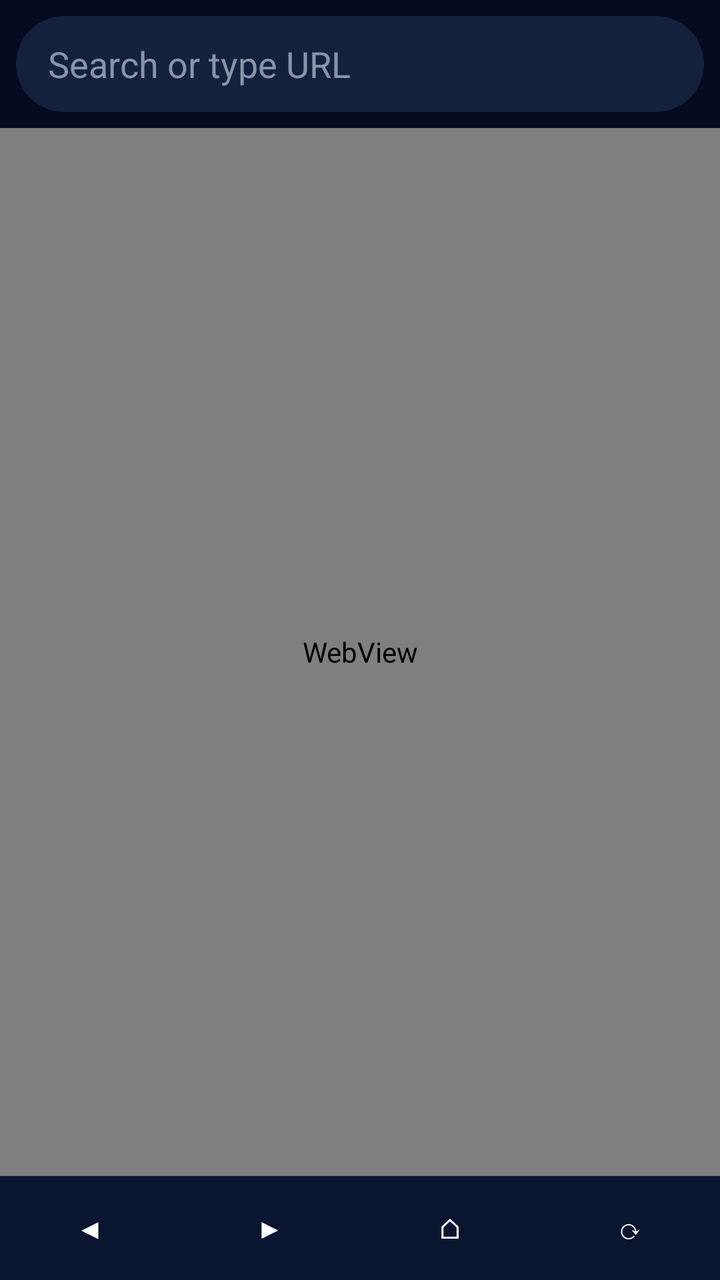
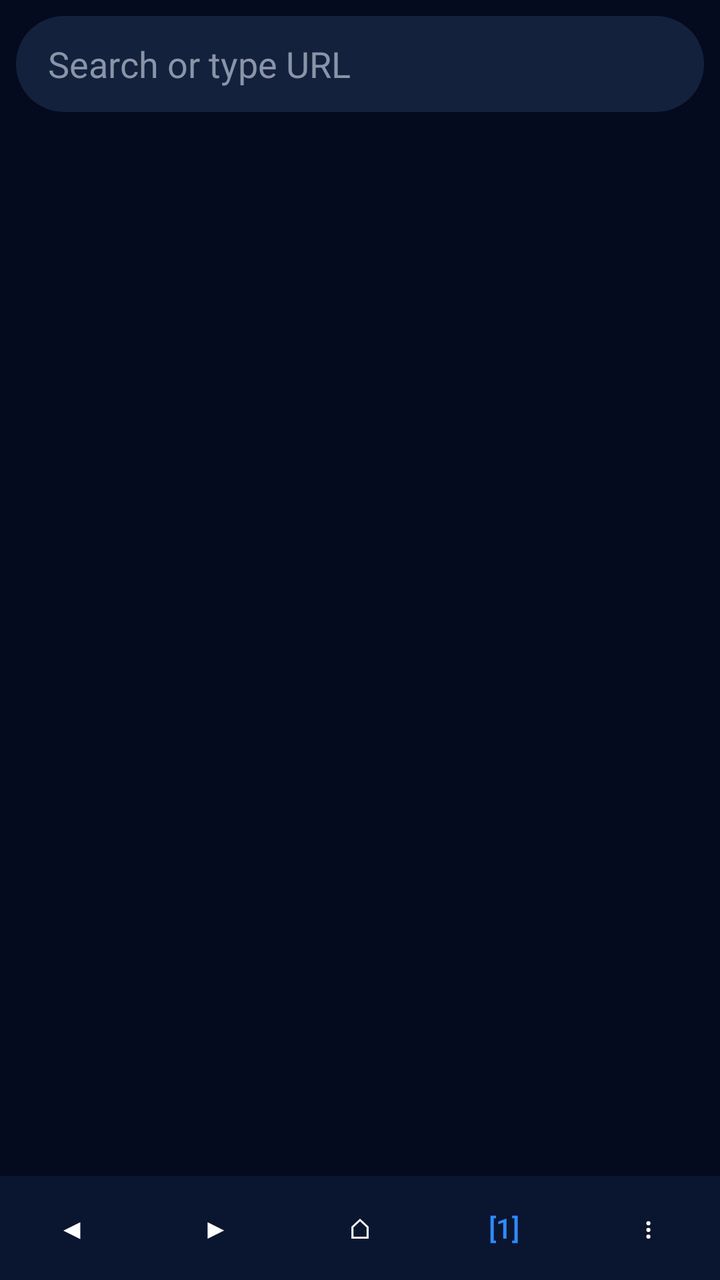

Screens rendered from an Android XML layout before and after an edit, with the pre-edit source and the edit as a unified diff.
<!-- AndroidManifest.xml: application theme Theme.MT -->
<!-- res/layout/activity_main.xml -->
<?xml version="1.0" encoding="utf-8"?>
<LinearLayout xmlns:android="http://schemas.android.com/apk/res/android"
    android:layout_width="match_parent" android:layout_height="match_parent"
    android:orientation="vertical" android:background="#050B1E">

    <EditText
        android:id="@+id/urlBar"
        android:layout_width="match_parent" android:layout_height="48dp"
        android:layout_margin="8dp" android:paddingHorizontal="16dp"
        android:background="@drawable/url_bg"
        android:hint="Search or type URL" android:textColorHint="#8A94A8"
        android:textColor="#FFFFFF" android:singleLine="true"
        android:inputType="textUri" android:imeOptions="actionGo" />

    <ProgressBar
        android:id="@+id/progress" style="?android:attr/progressBarStyleHorizontal"
        android:layout_width="match_parent" android:layout_height="3dp"
        android:visibility="gone" />

    <WebView
        android:id="@+id/web"
        android:layout_width="match_parent" android:layout_height="0dp"
        android:layout_weight="1" />

    <LinearLayout
        android:layout_width="match_parent" android:layout_height="52dp"
        android:orientation="horizontal" android:background="#0A1530">
        <Button android:id="@+id/btnBack" style="?android:attr/borderlessButtonStyle"
            android:layout_width="0dp" android:layout_height="match_parent"
            android:layout_weight="1" android:text="◀" android:textColor="#FFFFFF" />
        <Button android:id="@+id/btnFwd" style="?android:attr/borderlessButtonStyle"
            android:layout_width="0dp" android:layout_height="match_parent"
            android:layout_weight="1" android:text="▶" android:textColor="#FFFFFF" />
        <Button android:id="@+id/btnHome" style="?android:attr/borderlessButtonStyle"
            android:layout_width="0dp" android:layout_height="match_parent"
            android:layout_weight="1" android:text="⌂" android:textColor="#FFFFFF" />
        <Button android:id="@+id/btnReload" style="?android:attr/borderlessButtonStyle"
            android:layout_width="0dp" android:layout_height="match_parent"
            android:layout_weight="1" android:text="⟳" android:textColor="#FFFFFF" />
    </LinearLayout>
</LinearLayout>
<!-- resources referenced by this layout -->
<resources>
  <!-- drawable url_bg (drawable) -->
  <shape xmlns:android="http://schemas.android.com/apk/res/android">
      <solid android:color="#14213D" />
      <corners android:radius="24dp" />
  </shape>
  <style name="Theme.MT" parent="Theme.MaterialComponents.DayNight.NoActionBar">
          <item name="android:statusBarColor">#050B1E</item>
          <item name="android:navigationBarColor">#050B1E</item>
          <item name="android:windowBackground">#050B1E</item>
      </style>
</resources>

<!-- the commit's change to res/layout/activity_main.xml (unified diff, before → after) -->
@@ -17,8 +17,8 @@
         android:layout_width="match_parent" android:layout_height="3dp"
         android:visibility="gone" />
 
-    <WebView
-        android:id="@+id/web"
+    <FrameLayout
+        android:id="@+id/webContainer"
         android:layout_width="match_parent" android:layout_height="0dp"
         android:layout_weight="1" />
 
@@ -34,8 +34,11 @@
         <Button android:id="@+id/btnHome" style="?android:attr/borderlessButtonStyle"
             android:layout_width="0dp" android:layout_height="match_parent"
             android:layout_weight="1" android:text="⌂" android:textColor="#FFFFFF" />
-        <Button android:id="@+id/btnReload" style="?android:attr/borderlessButtonStyle"
+        <Button android:id="@+id/btnTabs" style="?android:attr/borderlessButtonStyle"
             android:layout_width="0dp" android:layout_height="match_parent"
-            android:layout_weight="1" android:text="⟳" android:textColor="#FFFFFF" />
+            android:layout_weight="1" android:text="[1]" android:textColor="#2E8BFF" />
+        <Button android:id="@+id/btnMenu" style="?android:attr/borderlessButtonStyle"
+            android:layout_width="0dp" android:layout_height="match_parent"
+            android:layout_weight="1" android:text="⋮" android:textColor="#FFFFFF" />
     </LinearLayout>
 </LinearLayout>
